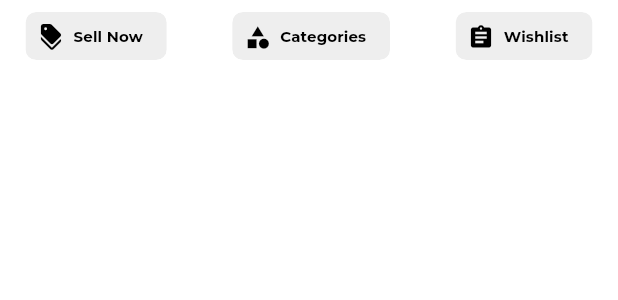
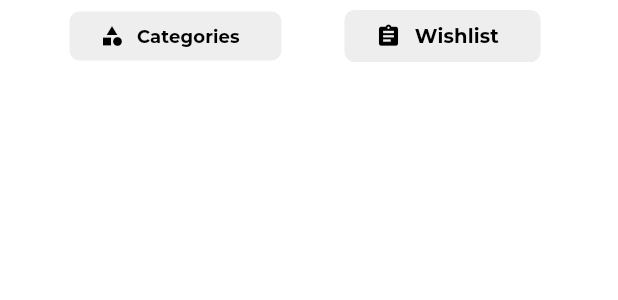
Before and after one commit to AlleTre-E-Commerce-Complex/alletre-flutter, a Flutter app: the ChipWidget widget shown alone on an empty page, opened directly, on a phone screen of 412 x 824 dp. Shown: the top 300 px of the screen. Run offline on Flutter 3.47's test engine with Material 3 defaults, Android fonts, the phone set to English and light mode, and no system bars; our stand-ins replace carousel_slider, flutter_svg, slide_to_act.

Commit message:
sub category page modified, sell now button removed and create auction button disabled before login

```diff
--- a/lib/controller/helpers/chip_widget_helper.dart
+++ b/lib/controller/helpers/chip_widget_helper.dart
@@ -6,16 +6,20 @@ Widget buildCustomChip({
   required String label,
   required Color backgroundColor,
   required TextStyle labelStyle,
-  required VoidCallback onTap, // Add onTap parameter
+  required double iconSize,
+  required VoidCallback onTap,
 }) {
   return InkWell(
     onTap: onTap,
     borderRadius: BorderRadius.circular(16), // Optional: Add ripple effect
-    child: Chip(
-      avatar: Icon(icon, color: labelStyle.color),
-      label: Text(label),
-      backgroundColor: backgroundColor,
-      labelStyle: labelStyle,
+    child: SizedBox(
+      child: Chip(
+        avatar: Icon(icon, color: labelStyle.color, size: iconSize),
+        label: Text(label),
+        backgroundColor: backgroundColor,
+        labelStyle: labelStyle,
+        padding: const EdgeInsets.symmetric(horizontal: 20, vertical: 8),
+      ),
     ),
   );
 }
--- a/lib/view/screens/home screen/home_contents.dart
+++ b/lib/view/screens/home screen/home_contents.dart
@@ -33,7 +33,7 @@ class HomeScreenContent extends StatelessWidget {
           children: [
             const SizedBox(height: 9),
             const SearchFieldWidget(isNavigable: true),
-            const SizedBox(height: 5),
+            const SizedBox(height: 6),
             const ChipWidget(),
             const SizedBox(height: 15),
             const CarouselBannerWidget(),
--- a/lib/view/widgets/home widgets/chip_widget.dart
+++ b/lib/view/widgets/home widgets/chip_widget.dart
@@ -8,36 +8,39 @@ class ChipWidget extends StatelessWidget {
   @override
   Widget build(BuildContext context) {
     return Padding(
-      padding: const EdgeInsets.only(left: 16, right: 16),
+      padding: const EdgeInsets.symmetric(horizontal: 28),
       child: Row(
         mainAxisAlignment: MainAxisAlignment.spaceBetween,
         children: [
-          buildCustomChip(
-            icon: Icons.discount,
-            label: 'Sell Now',
-            backgroundColor: buttonBgColor,
-            labelStyle: const TextStyle(color: onSecondaryColor),
-            onTap: () {
-              Navigator.pushNamed(context, '/sellNow'); // Example navigation
-            },
-          ),
-          buildCustomChip(
+          Expanded(
+            child: buildCustomChip(
               icon: Icons.category,
               label: 'Categories',
               backgroundColor: buttonBgColor,
-            labelStyle: const TextStyle(color: onSecondaryColor),
+              labelStyle: const TextStyle(
+                color: onSecondaryColor,
+                fontSize: 12,
+              ),
+              iconSize: 16,
               onTap: () {
                 Navigator.pushNamed(context, '/categories');
               },
             ),
-          buildCustomChip(
+          ),
+          Expanded(
+            child: buildCustomChip(
               icon: Icons.assignment,
               label: 'Wishlist',
               backgroundColor: buttonBgColor,
-            labelStyle: const TextStyle(color: onSecondaryColor),
+              labelStyle: const TextStyle(
+                color: onSecondaryColor,
+                fontSize: 13,
+              ),
+              iconSize: 17,
               onTap: () {
                 Navigator.pushNamed(context, '/wishlist');
               },
+            ),
           ),
         ],
       ),
```
Also changed, not shown: lib/controller/providers/categories_provider.dart (added, +20 -0 lines), lib/controller/providers/category_state.dart (+10 -4 lines), lib/view/screens/categories screen/categories_page.dart (+18 -0 lines), lib/view/screens/home screen/home_screen.dart (+4 -4 lines), lib/view/screens/sub categories screen/sub_categories_screen.dart (added, +81 -0 lines), lib/view/widgets/home widgets/categories widgets/categories_card.dart (+27 -7 lines), lib/view/widgets/home widgets/create_auction_button.dart (+20 -5 lines). Lines whose indentation alone changed are shown as unchanged.
